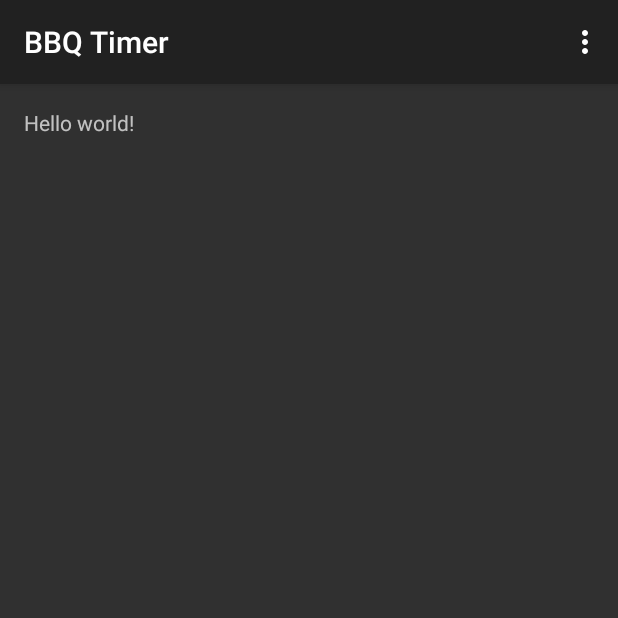
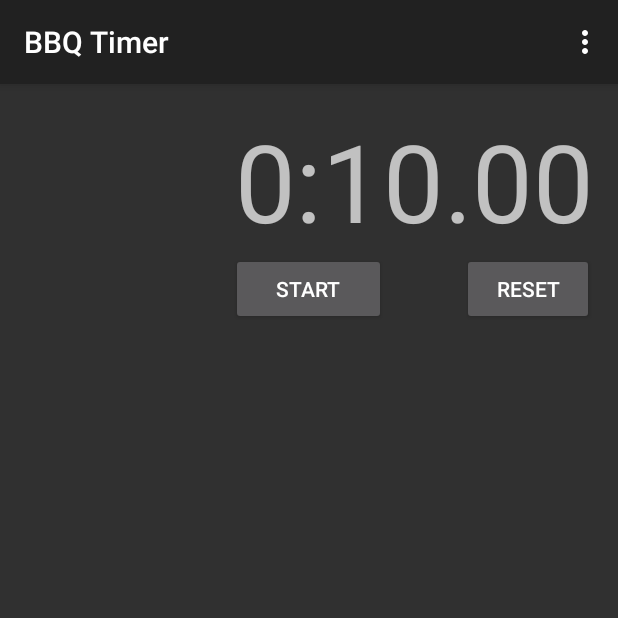
Before and after one commit to 1fish2/BBQTimer, an Android app: the screen it shows after launch (MainActivity), in the options menu, after a tap on "Settings", on a phone screen of 412 x 824 dp, the top half of it. Run offline under Robolectric (Android 15) with nearby library versions, the phone set to English and light mode, and no system bars.

Commit message:
First cut at the UI
Add a timer display, Start/Stop button, and Reset button.
No stopwatch timing yet so clicking Start/Stop just adds 2.5 secs for testing purposes.
Format a timer value as mm:ss.fr or h:mm:ss.fr

```diff
--- a/BBQ Timer/src/main/java/com/onefishtwo/bbqtimer/MainActivity.java
+++ b/BBQ Timer/src/main/java/com/onefishtwo/bbqtimer/MainActivity.java
@@ -8,12 +8,17 @@ import android.view.Menu;
 import android.view.MenuItem;
 import android.view.View;
 import android.view.ViewGroup;
+import android.widget.Button;
+import android.widget.TextView;
 
 public class MainActivity extends ActionBarActivity {
+    private final TimeCounter time = new TimeCounter();
+    private boolean running = false;
 
     @Override
     protected void onCreate(Bundle savedInstanceState) {
         super.onCreate(savedInstanceState);
+
         setContentView(R.layout.activity_main);
 
         if (savedInstanceState == null) {
@@ -58,4 +63,38 @@ public class MainActivity extends ActionBarActivity {
         }
     }
 
+    // TODO: Add this method to Proguard rules.
+    public void onStartStop(View v) {
+        running = !running;
+        time.addMilliseconds(2500); // TODO: actual stopwatch timing
+
+        displayTime();
+        updateUI();
+    }
+
+    // TODO: Add this method to Proguard rules.
+    public void onReset(View v) {
+        time.setTime(0);
+        displayTime();
+        updateUI();
+    }
+
+    /** Updates the time display. */
+    private void displayTime() {
+        String formatted = time.toString();
+        TextView displayView = (TextView) findViewById(R.id.display);
+
+        displayView.setText(formatted);
+    }
+
+    /** Updates the UI controls for the current state. */
+    private void updateUI() {
+        // TODO: Cache these, but onCreate() is too early to fetch them.
+        Button resetButton     = (Button) findViewById(R.id.resetButton);
+        Button startStopButton = (Button) findViewById(R.id.startStopButton);
+
+        resetButton.setVisibility(running || time.getTime() == 0 ? View.INVISIBLE : View.VISIBLE);
+        startStopButton.setText(running ? R.string.stop : R.string.start);
+    }
+
 }
--- /dev/null
+++ b/BBQ Timer/src/main/java/com/onefishtwo/bbqtimer/TimeCounter.java
@@ -0,0 +1,44 @@
+/*
+ * Copyright (c) 2014 Jerry Morrison.
+ */
+
+package com.onefishtwo.bbqtimer;
+
+/**
+ * A stopwatch time counter.
+ */
+public class TimeCounter {
+    private static final String SHORT_FORMAT =      "%d:%02d.%02d"; //   mm:ss.ff
+    private static final String LONG_FORMAT  = "%d:%02d:%02d.%02d"; // h:mm:ss.ff
+
+    private long time;
+
+    public long getTime() {
+        return time;
+    }
+
+    public void setTime(long newTime) {
+        time = newTime;
+    }
+
+    public long addMilliseconds(long ms) {
+        return time += ms;
+    }
+
+    @Override
+    public String toString() {
+        long fx       = time / 10; // time in hundredths of a second
+        long sx       = fx / 100;  // time in seconds, extended with minutes and hours
+        long mx       = sx / 60;
+        long hours    = mx / 60;
+        long fraction = fx - sx * 100;
+        long seconds  = sx - mx * 60;
+        long minutes  = mx - hours * 60;
+
+        if (hours > 0) {
+            return String.format(LONG_FORMAT, hours, minutes, seconds, fraction);
+        } else {
+            return String.format(SHORT_FORMAT, minutes, seconds, fraction);
+        }
+    }
+}
--- a/BBQ Timer/src/main/res/layout/fragment_main.xml
+++ b/BBQ Timer/src/main/res/layout/fragment_main.xml
@@ -8,9 +8,58 @@
     android:paddingBottom="@dimen/activity_vertical_margin"
     tools:context="com.onefishtwo.bbqtimer.MainActivity$PlaceholderFragment">
 
-    <TextView
-        android:text="@string/hello_world"
-        android:layout_width="wrap_content"
-        android:layout_height="wrap_content" />
+    <LinearLayout
+        android:orientation="vertical"
+        android:layout_width="fill_parent"
+        android:layout_height="fill_parent"
+        android:layout_alignParentBottom="false"
+        android:layout_alignParentLeft="true"
+        android:layout_alignParentStart="true"
+        android:layout_alignParentEnd="false"
+        android:layout_alignParentTop="true"
+        android:layout_alignParentRight="false">
+
+        <TextView
+            android:text="@string/time0"
+            android:layout_width="fill_parent"
+            android:layout_height="wrap_content"
+            android:clickable="true"
+            android:id="@+id/display"
+            android:textSize="72sp"
+            android:singleLine="true"
+            android:importantForAccessibility="yes"
+            android:gravity="right"
+            android:onClick="onStartStop" />
+
+        <RelativeLayout
+            android:layout_width="match_parent"
+            android:layout_height="wrap_content">
+
+            <Button
+                android:layout_width="wrap_content"
+                android:layout_height="wrap_content"
+                android:text="@string/start"
+                android:id="@+id/startStopButton"
+                android:importantForAccessibility="yes"
+                android:layout_alignParentTop="true"
+                android:layout_centerHorizontal="true"
+                android:paddingLeft="@dimen/buttonPadding"
+                android:paddingRight="@dimen/buttonPadding"
+                android:onClick="onStartStop" />
+
+            <Button
+                android:layout_width="wrap_content"
+                android:layout_height="wrap_content"
+                android:text="@string/reset"
+                android:id="@+id/resetButton"
+                android:importantForAccessibility="yes"
+                android:layout_alignParentTop="true"
+                android:layout_alignParentRight="true"
+                android:layout_alignParentEnd="true"
+                android:visibility="invisible"
+                android:onClick="onReset" />
+        </RelativeLayout>
+
+    </LinearLayout>
 
 </RelativeLayout>
--- a/BBQ Timer/src/main/res/values/dimens.xml
+++ b/BBQ Timer/src/main/res/values/dimens.xml
@@ -2,5 +2,6 @@
     <!-- Default screen margins, per the Android Design guidelines. -->
     <dimen name="activity_horizontal_margin">16dp</dimen>
     <dimen name="activity_vertical_margin">16dp</dimen>
+    <dimen name="buttonPadding">30dp</dimen>
 
     </resources>
--- a/BBQ Timer/src/main/res/values/strings.xml
+++ b/BBQ Timer/src/main/res/values/strings.xml
@@ -1,8 +1,11 @@
 <?xml version="1.0" encoding="utf-8"?>
 <resources>
 
+    <string name="action_settings">Settings</string>
     <string name="app_name">BBQ Timer</string>
-    <string name="hello_world">Hello world!</string>
-    <string name="action_settings">Settings</string>
+    <string name="reset">Reset</string>
+    <string name="start">Start</string>
+    <string name="stop">Stop</string>
+    <string name="time0">0:00.00</string>
 
 </resources>
```
